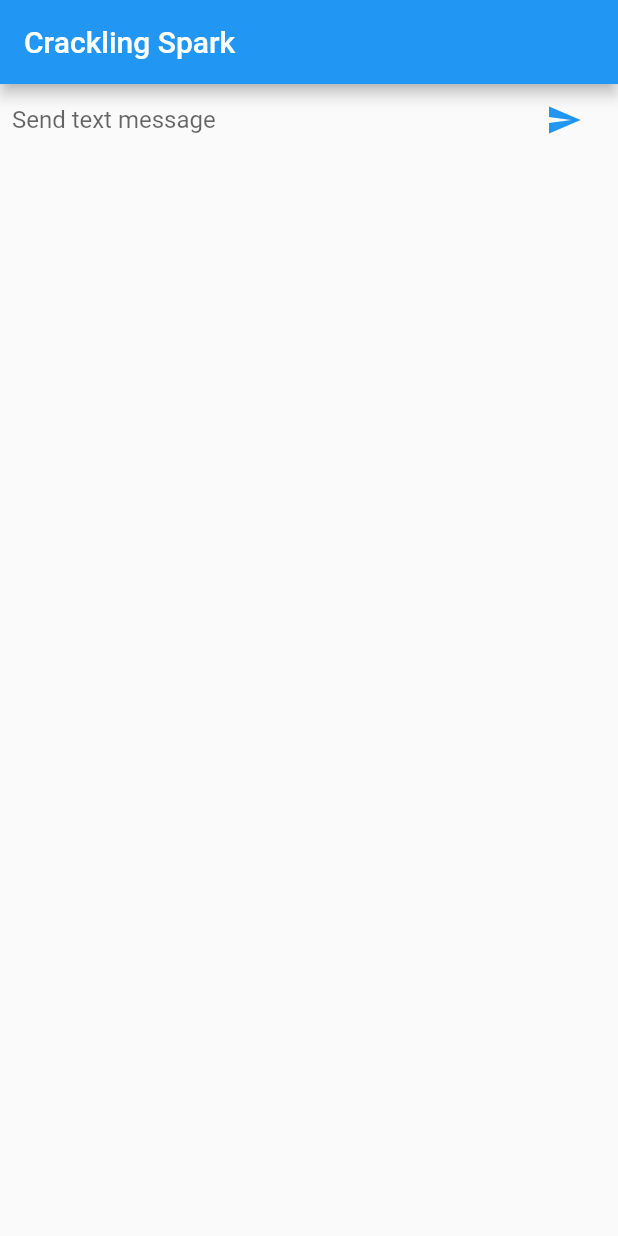
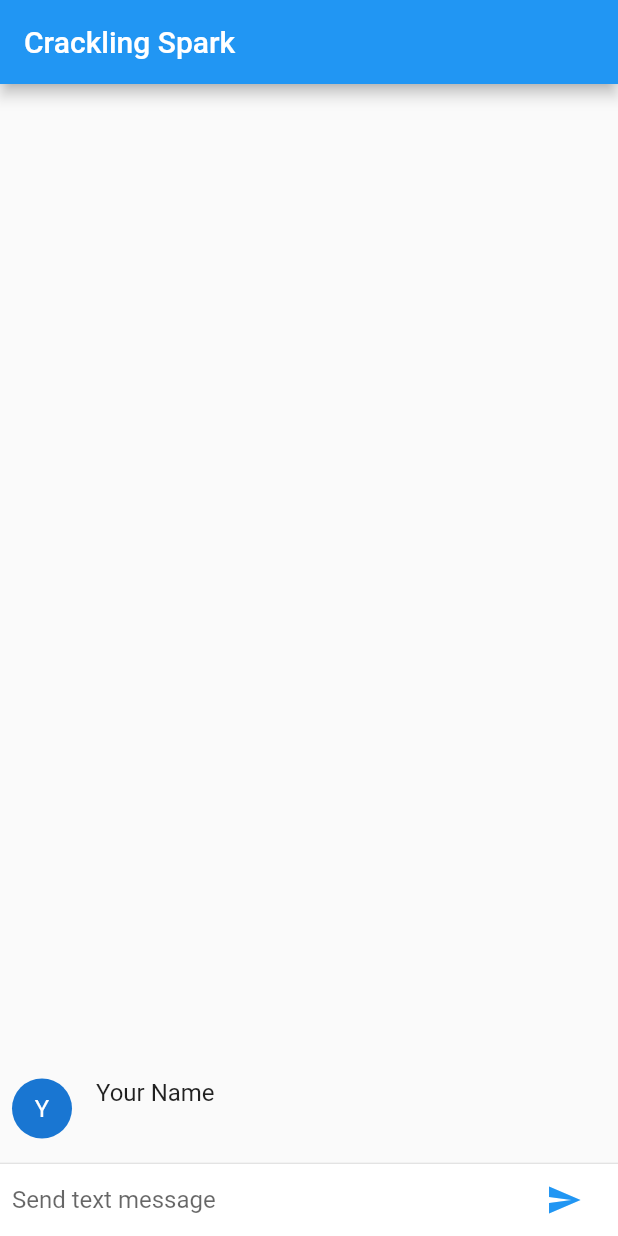
Before and after one commit to psstoyanov/crackling_spark, a Flutter app: the screen it shows after launch, after a tap on the "send" icon, on a phone screen of 412 x 824 dp. Run offline on Flutter 3.47's test engine with Material 2 defaults, Android fonts, the phone set to English and light mode, and no system bars.

```diff
--- a/lib/main.dart
+++ b/lib/main.dart
@@ -23,6 +23,7 @@ class ChatScreen extends StatefulWidget {
 }
 
 class ChatScreenState extends State<ChatScreen> {
+  final List<ChatMessage> _messages = <ChatMessage>[];
   final TextEditingController _textController = new TextEditingController();
 
   Widget _buildTextComposer() {
@@ -56,12 +57,35 @@ class ChatScreenState extends State<ChatScreen> {
   Widget build(BuildContext context) {
     return new Scaffold(
       appBar: new AppBar(title: new Text('Crackling Spark')),
-      body: _buildTextComposer(),
-    );
+      body: new Column(
+        children: <Widget>[
+          new Flexible(
+            child: new ListView.builder(
+              padding: new EdgeInsets.all(8.0),
+              reverse: true,
+              itemBuilder: (_, int index) => _messages[index],
+              itemCount: _messages.length,
+              )
+            ),
+            new Divider(height: 1.0,),
+            new Container(
+              decoration: new BoxDecoration(
+                color: Theme.of(context).cardColor
+              ),
+              child: _buildTextComposer(),
+            )
+        ])
+      );
   }
 
-  void _handleSubmitted(String value) {
+  void _handleSubmitted(String text) {
     _textController.clear();
+    ChatMessage message = new ChatMessage(
+      text: text,
+    );
+    setState((){
+      _messages.insert(0, message);
+    });
   }
 }
 
```
